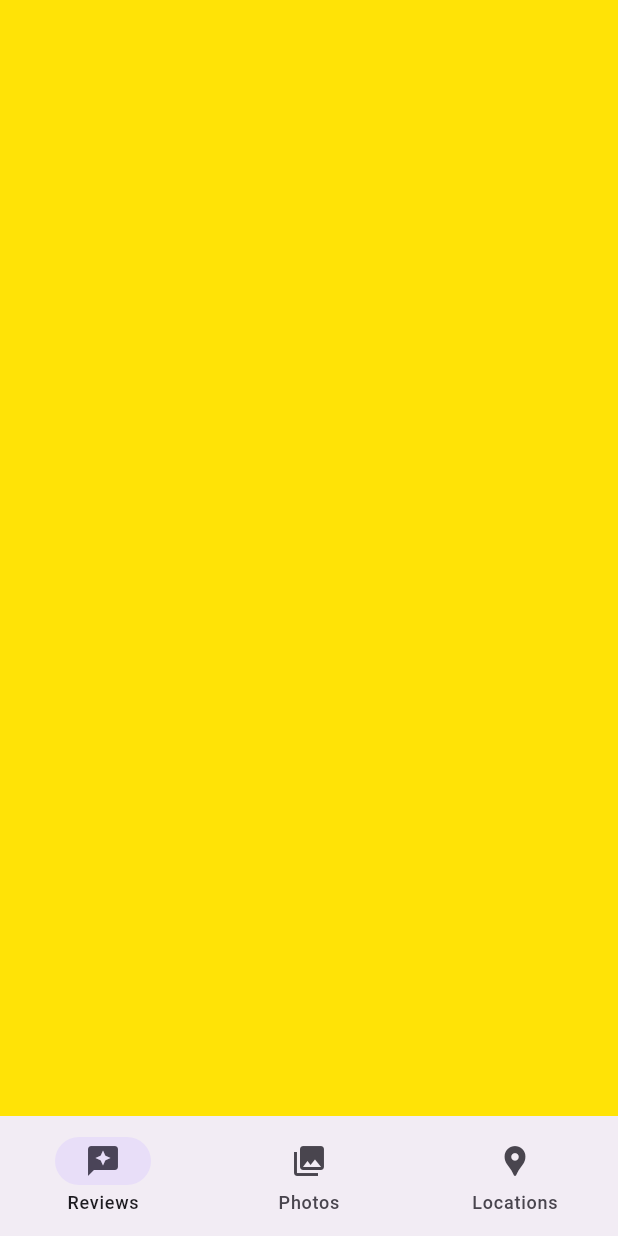
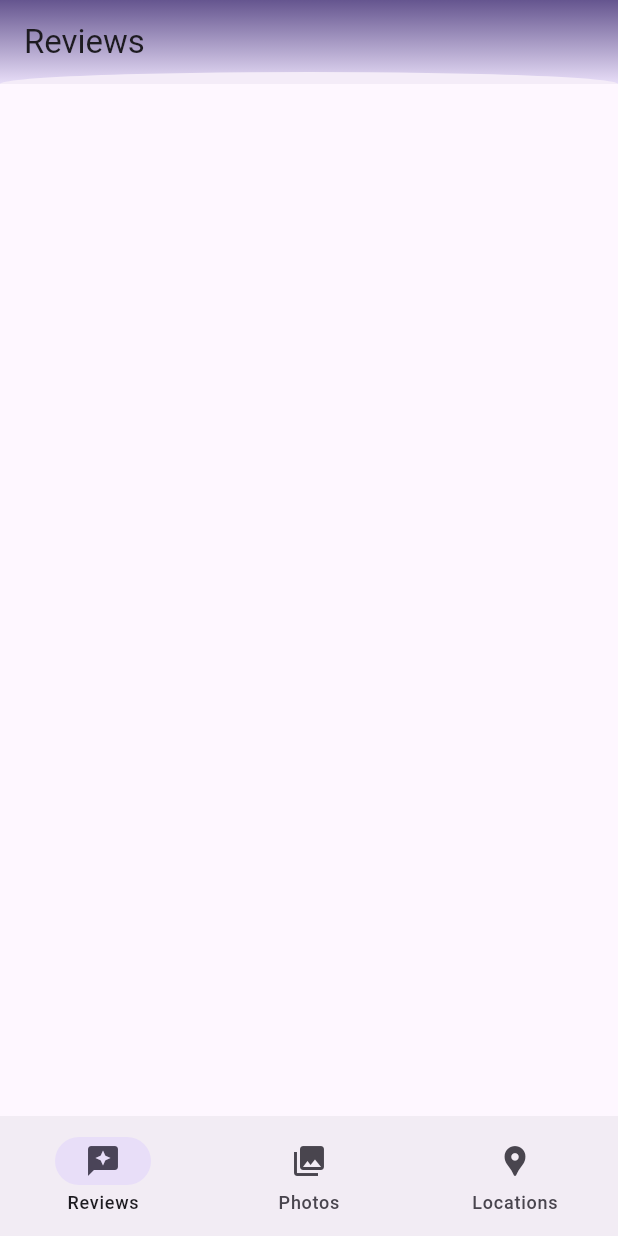
Before and after one commit to vickyone0/my_food_reviews, a Flutter app: the screen it shows after launch, on a phone screen of 412 x 824 dp. Run offline on Flutter 3.47's test engine with Material 2 defaults, Android fonts, the phone set to English and light mode, and no system bars.

Commit message:
added the clipper and call it in the appbar of review page

```diff
--- a/lib/pages/review_list/review_list.dart
+++ b/lib/pages/review_list/review_list.dart
@@ -1,4 +1,6 @@
 import 'package:flutter/material.dart';
+
+import '../../helper/clippers.dart';
 
 class ReviewList extends StatefulWidget {
 const ReviewList({ super.key });
@@ -10,18 +12,31 @@
   }
 
 class _ReviewListState extends State<ReviewList> {
-@override
-void initState() {
-super.initState();
-}
 
-@override
-void dispose() {
- super.dispose();
-}
 
 @override
 Widget build(BuildContext context) {
-return Container(color: const Color(0xFFFFE306));
+return  Scaffold(
+      appBar: AppBar(
+        title: const Text('Reviews'),
+        backgroundColor: Colors.transparent,
+        elevation: 2.0,
+        flexibleSpace: ClipPath(
+          clipper: OvalClipperUpper(),
+          child: Container(
+            decoration: BoxDecoration(
+                gradient: LinearGradient(
+              colors: [
+                Theme.of(context).colorScheme.primary,
+                Theme.of(context).colorScheme.secondaryContainer,
+              ],
+              begin: Alignment.topCenter,
+              end: Alignment.bottomCenter,
+            )),
+          ),
+        ),
+      ),
+      extendBodyBehindAppBar: true,
+);
 }
   }
```
